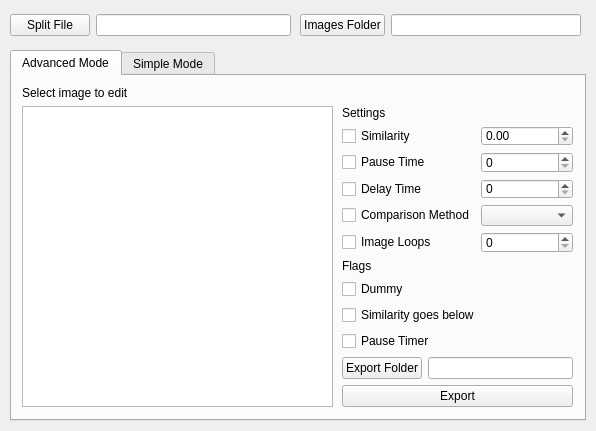
The window that res/MainWindow.ui (Yanis42/Sandy) describes before a commit, drawn with Qt 5.
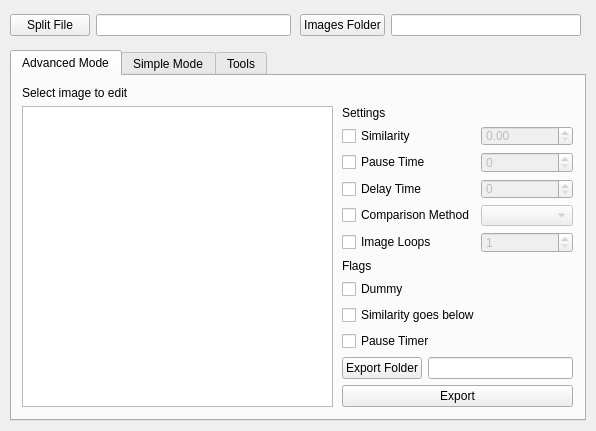
The same window after the commit.

The edit to the form file:
```diff
--- a/res/MainWindow.ui
+++ b/res/MainWindow.ui
@@ -25,6 +25,9 @@
   <property name="windowTitle">
    <string>Sandy - Autosplit Helper</string>
   </property>
+  <property name="documentMode">
+   <bool>false</bool>
+  </property>
   <widget class="QWidget" name="centralwidget">
    <widget class="QTabWidget" name="tabWidget">
     <property name="enabled">
@@ -65,6 +68,9 @@
         <layout class="QFormLayout" name="formLayout_2">
          <item row="1" column="1">
           <widget class="QDoubleSpinBox" name="similarityValue">
+           <property name="enabled">
+            <bool>false</bool>
+           </property>
            <property name="prefix">
             <string/>
            </property>
@@ -78,6 +84,9 @@
          </item>
          <item row="2" column="1">
           <widget class="QSpinBox" name="pauseValue">
+           <property name="enabled">
+            <bool>false</bool>
+           </property>
            <property name="maximum">
             <number>999999999</number>
            </property>
@@ -87,10 +96,20 @@
           </widget>
          </item>
          <item row="4" column="1">
-          <widget class="QComboBox" name="comparisonComboBox"/>
+          <widget class="QComboBox" name="comparisonComboBox">
+           <property name="enabled">
+            <bool>false</bool>
+           </property>
+          </widget>
          </item>
          <item row="5" column="1">
           <widget class="QSpinBox" name="loopValue">
+           <property name="enabled">
+            <bool>false</bool>
+           </property>
+           <property name="minimum">
+            <number>1</number>
+           </property>
            <property name="maximum">
             <number>999999999</number>
            </property>
@@ -133,6 +152,9 @@
          </item>
          <item row="3" column="1">
           <widget class="QSpinBox" name="delayValue">
+           <property name="enabled">
+            <bool>false</bool>
+           </property>
            <property name="maximum">
             <number>999999999</number>
            </property>
@@ -287,6 +309,24 @@
       </layout>
      </widget>
     </widget>
+    <widget class="QWidget" name="modeTools">
+     <attribute name="title">
+      <string>Tools</string>
+     </attribute>
+     <widget class="QPushButton" name="fixImgIndicesBtn">
+      <property name="geometry">
+       <rect>
+        <x>10</x>
+        <y>10</y>
+        <width>151</width>
+        <height>31</height>
+       </rect>
+      </property>
+      <property name="text">
+       <string>Fix Image Indices</string>
+      </property>
+     </widget>
+    </widget>
    </widget>
    <widget class="QWidget" name="horizontalLayoutWidget">
     <property name="geometry">
```
